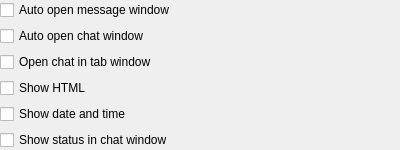
vacuum-im/vacuum-im, file Vacuum/trunk/src/plugins/Messenger/messengeroptions.ui: the form before one commit.
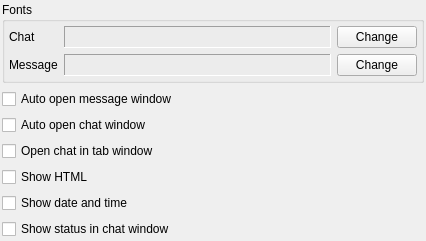
The form after the commit.

Commit message: Добавлена поддержка редакторов сообщений (IMessageWriter) Добавлена поддержка загрузчиков ресурсов (IRosourceLoader) Добавлено преобразование интернет ссылок в гиперлинки. Добавлена возможность изменения шрифта в окне чата и сообщений.

The edit to the form file:
```diff
--- a/Vacuum/trunk/src/plugins/Messenger/messengeroptions.ui
+++ b/Vacuum/trunk/src/plugins/Messenger/messengeroptions.ui
@@ -5,8 +5,8 @@
    <rect>
     <x>0</x>
     <y>0</y>
-    <width>400</width>
-    <height>138</height>
+    <width>426</width>
+    <height>224</height>
    </rect>
   </property>
   <property name="windowTitle" >
@@ -14,17 +14,104 @@
   </property>
   <layout class="QVBoxLayout" >
    <property name="leftMargin" >
-    <number>0</number>
+    <number>2</number>
    </property>
    <property name="topMargin" >
-    <number>0</number>
+    <number>2</number>
    </property>
    <property name="rightMargin" >
-    <number>0</number>
+    <number>2</number>
    </property>
    <property name="bottomMargin" >
-    <number>0</number>
+    <number>2</number>
    </property>
+   <item>
+    <widget class="QGroupBox" name="grbFonts" >
+     <property name="title" >
+      <string>Fonts</string>
+     </property>
+     <layout class="QGridLayout" >
+      <property name="leftMargin" >
+       <number>4</number>
+      </property>
+      <property name="topMargin" >
+       <number>4</number>
+      </property>
+      <property name="rightMargin" >
+       <number>4</number>
+      </property>
+      <property name="bottomMargin" >
+       <number>4</number>
+      </property>
+      <item row="0" column="0" >
+       <widget class="QLabel" name="lblChatLabel" >
+        <property name="text" >
+         <string>Chat</string>
+        </property>
+       </widget>
+      </item>
+      <item row="0" column="2" >
+       <widget class="QLabel" name="lblChatFont" >
+        <property name="sizePolicy" >
+         <sizepolicy vsizetype="Preferred" hsizetype="Expanding" >
+          <horstretch>0</horstretch>
+          <verstretch>0</verstretch>
+         </sizepolicy>
+        </property>
+        <property name="frameShape" >
+         <enum>QFrame::Panel</enum>
+        </property>
+        <property name="frameShadow" >
+         <enum>QFrame::Sunken</enum>
+        </property>
+        <property name="text" >
+         <string/>
+        </property>
+       </widget>
+      </item>
+      <item row="0" column="3" >
+       <widget class="QPushButton" name="pbtChatFont" >
+        <property name="text" >
+         <string>Change</string>
+        </property>
+       </widget>
+      </item>
+      <item row="1" column="0" colspan="2" >
+       <widget class="QLabel" name="lblMessageLabel" >
+        <property name="text" >
+         <string>Message</string>
+        </property>
+       </widget>
+      </item>
+      <item row="1" column="2" >
+       <widget class="QLabel" name="lblMessageFont" >
+        <property name="sizePolicy" >
+         <sizepolicy vsizetype="Preferred" hsizetype="Expanding" >
+          <horstretch>0</horstretch>
+          <verstretch>0</verstretch>
+         </sizepolicy>
+        </property>
+        <property name="frameShape" >
+         <enum>QFrame::Panel</enum>
+        </property>
+        <property name="frameShadow" >
+         <enum>QFrame::Sunken</enum>
+        </property>
+        <property name="text" >
+         <string/>
+        </property>
+       </widget>
+      </item>
+      <item row="1" column="3" >
+       <widget class="QPushButton" name="pbtMessageFont" >
+        <property name="text" >
+         <string>Change</string>
+        </property>
+       </widget>
+      </item>
+     </layout>
+    </widget>
+   </item>
    <item>
     <widget class="QCheckBox" name="chbOpenMessageWindow" >
      <property name="text" >
```
The commit also changes 21 other files.
